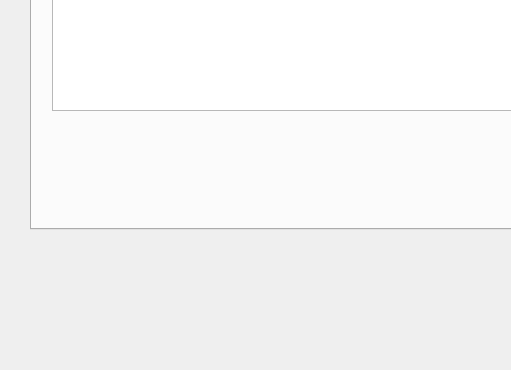
This is CHS_DVD_Checker.ui in Mabus00/CHS-DVD-Reader as Qt 5 draws it before an edit; both pictures show x 0 to 511 and y 330 to 700 of the 900 by 700 pixel window. The edited form follows.
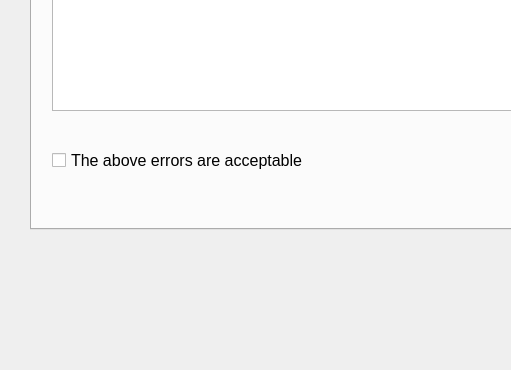
This is the edited form. The open tabs and pages were chosen to show the change.

Commit message: improved error tab and added clear text boxes

```diff
--- a/CHS_DVD_Checker.ui
+++ b/CHS_DVD_Checker.ui
@@ -258,6 +258,19 @@
        <string>The following errors were detected:</string>
       </property>
      </widget>
+     <widget class="QCheckBox" name="acceptErrorsCheckBox">
+      <property name="geometry">
+       <rect>
+        <x>20</x>
+        <y>360</y>
+        <width>351</width>
+        <height>21</height>
+       </rect>
+      </property>
+      <property name="text">
+       <string>The above errors are acceptable </string>
+      </property>
+     </widget>
     </widget>
     <widget class="QWidget" name="rebuild_database">
      <attribute name="title">
```
Left out of the diff: 2 changed lines with no effect on the pictures. The commit also changes 6 other files.
